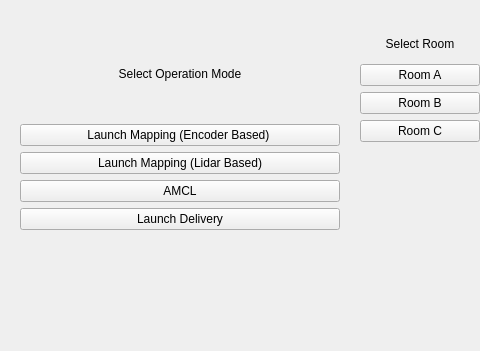
Before: the Qt Designer form resource/MyPlugin.ui in snibo13/rqt_mapr, drawn with Qt 5; both pictures show x 0 to 480 and y 0 to 351 of the 800 by 600 pixel window.
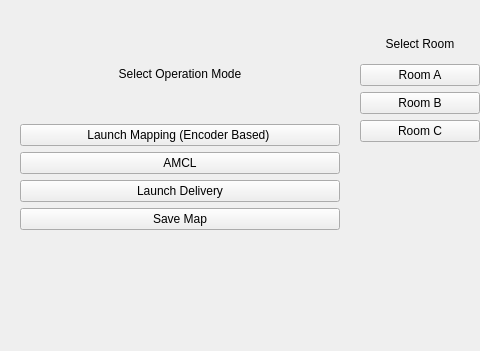
After: the same form once the commit is applied.

Patch:
```diff
--- a/resource/MyPlugin.ui
+++ b/resource/MyPlugin.ui
@@ -83,13 +83,13 @@
       </property>
      </widget>
     </item>
-    <item>
+    <!-- <item>
      <widget class="QPushButton" name="mapping_lidar">
       <property name="text">
        <string>Launch Mapping (Lidar Based)</string>
       </property>
      </widget>
-    </item>
+    </item> -->
     <item>
      <widget class="QPushButton" name="AMCL">
       <property name="text">
@@ -104,6 +104,13 @@
       </property>
      </widget>
     </item>
+    <item>
+     <widget class="QPushButton" name="map">
+      <property name="text">
+       <string>Save Map</string>
+      </property>
+     </widget>
+    </item>
    </layout>
   </widget>
  </widget>
```
